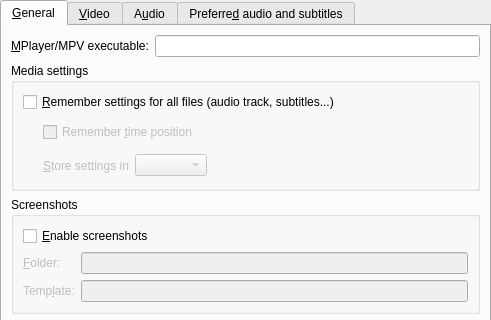
Above: src/prefgeneral.ui from wilbert2000/wzplayer before the change; both pictures show x 0 to 491 and y 0 to 320 of the 491 by 554 pixel window. Below: the same form after it.
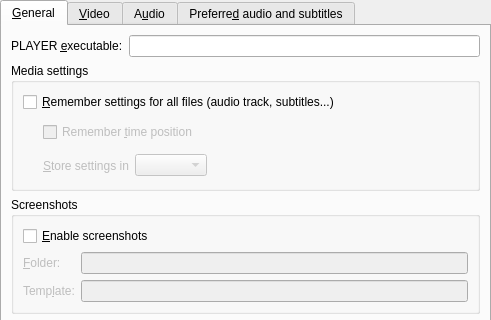
That is the form after the change. Custom widgets are drawn as their Qt base class.

```diff
--- a/src/prefgeneral.ui
+++ b/src/prefgeneral.ui
@@ -32,7 +32,7 @@
          <item>
           <widget class="QLabel" name="textLabel1_2">
            <property name="text">
-            <string>&amp;MPlayer/MPV executable:</string>
+            <string notr="true">PLAYER &amp;executable:</string>
            </property>
            <property name="wordWrap">
             <bool>false</bool>
```
Left out of the diff: 4 changed lines with no effect on the pictures.
